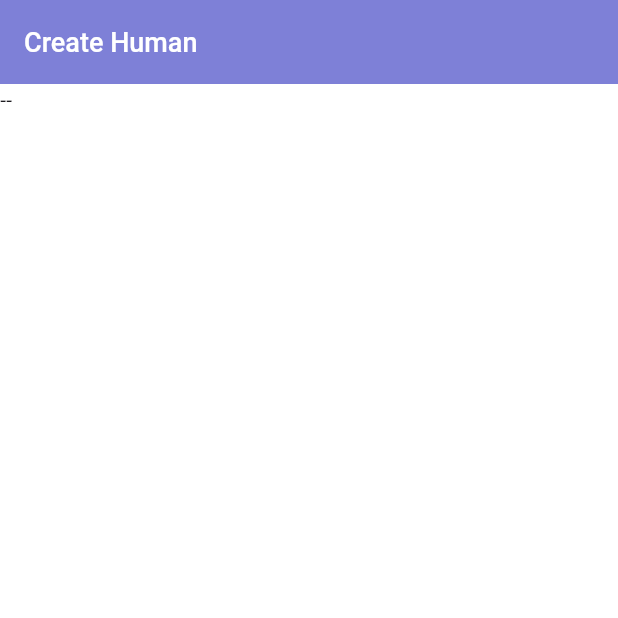
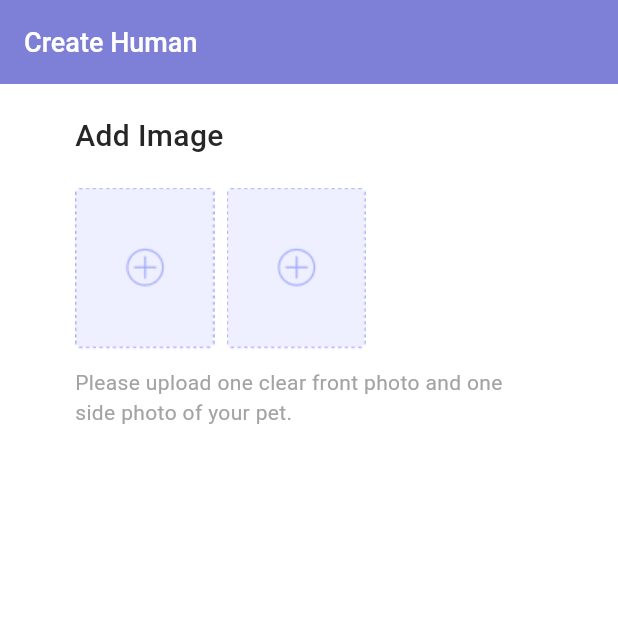
Before and after one commit to kevinwu352/memchip, a Flutter app: the ChipCreateHumanPage screen opened by its route, on a phone screen of 412 x 824 dp, the top half of it. Run offline on Flutter 3.47's test engine with Material 3 defaults, Android fonts, the phone set to English and light mode, and no system bars; our stand-ins replace cached_network_image, flutter_secure_storage, get_time_ago, go_router, hive, webview_flutter; accounts and stored records are empty; network calls fail.

Commit message:
add upload view

```diff
--- a/lib/features/chip-create/chip_create_human_page.dart
+++ b/lib/features/chip-create/chip_create_human_page.dart
@@ -1,4 +1,5 @@
 import 'package:flutter/material.dart';
+import 'chip_create_views.dart';
 
 class ChipCreateHumanPage extends StatelessWidget {
   const ChipCreateHumanPage({super.key});
@@ -7,7 +8,39 @@ class ChipCreateHumanPage extends StatelessWidget {
   Widget build(BuildContext context) {
     return Scaffold(
       appBar: AppBar(title: Text('Create Human')),
-      body: Text('--'),
+      body: CustomScrollView(
+        slivers: [
+          SliverPadding(
+            padding: const EdgeInsets.symmetric(horizontal: 50, vertical: 20),
+            sliver: SliverToBoxAdapter(child: SectionView(title: 'Add Image')),
+          ),
+          SliverPadding(
+            padding: const EdgeInsets.symmetric(horizontal: 50),
+            sliver: SliverToBoxAdapter(child: UploadView(images: [null, null])),
+          ),
+
+          // SliverGrid.builder(
+          //   gridDelegate: SliverGridDelegateWithFixedCrossAxisCount(
+          //     crossAxisCount: 2,
+          //     crossAxisSpacing: 20,
+          //     mainAxisSpacing: 20,
+          //     childAspectRatio: 1,
+          //   ),
+          //   itemCount: 5,
+          //   itemBuilder: (context, index) => Container(color: Colors.amber),
+          // ),
+          // SliverGrid.builder(
+          //   gridDelegate: SliverGridDelegateWithFixedCrossAxisCount(
+          //     crossAxisCount: 2,
+          //     crossAxisSpacing: 20,
+          //     mainAxisSpacing: 20,
+          //     childAspectRatio: 1,
+          //   ),
+          //   itemCount: 5,
+          //   itemBuilder: (context, index) => Container(color: Colors.green),
+          // ),
+        ],
+      ),
     );
   }
 }
--- /dev/null
+++ b/lib/features/chip-create/chip_create_views.dart
@@ -0,0 +1,39 @@
+import 'package:flutter/material.dart';
+import '/theme/theme.dart';
+
+class SectionView extends StatelessWidget {
+  const SectionView({super.key, required this.title});
+  final String title;
+  @override
+  Widget build(BuildContext context) {
+    return Text(
+      title,
+      style: TextStyle(fontSize: 20, fontWeight: FontWeight.w500, color: MyColors.gray700),
+    );
+  }
+}
+
+class UploadView extends StatelessWidget {
+  const UploadView({super.key, required this.images});
+  final List<String?> images;
+  @override
+  Widget build(BuildContext context) {
+    return Column(
+      crossAxisAlignment: CrossAxisAlignment.start,
+      spacing: 12,
+      children: [
+        Row(
+          spacing: 8,
+          children: [
+            //
+            ...images.map((e) => Image.asset(e ?? 'assets/images/create_addimg.png')),
+          ],
+        ),
+        Text(
+          'Please upload one clear front photo and one side photo of your pet.',
+          style: TextStyle(fontSize: 14, fontWeight: FontWeight.w400, color: MyColors.gray500),
+        ),
+      ],
+    );
+  }
+}
```
Also changed, not shown: 1 other file.
